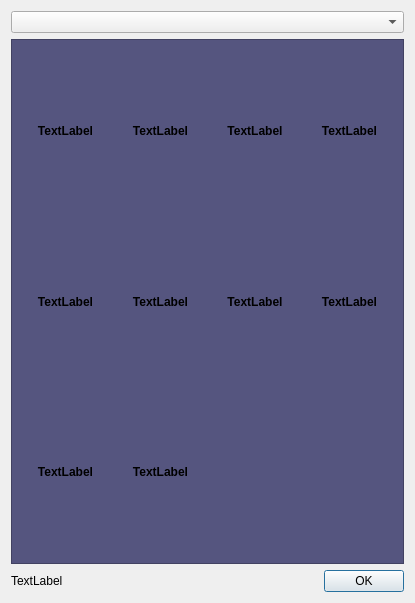
Above: csatelliteevent.ui from PavelMr/skytechx before the change. Below: the same form after it.
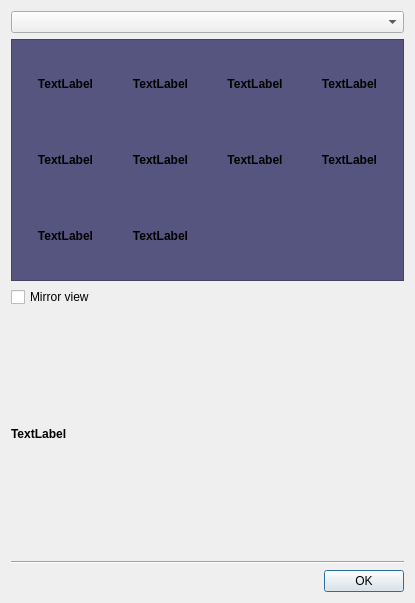
That is the form after the change.

```diff
--- a/csatelliteevent.ui
+++ b/csatelliteevent.ui
@@ -13,7 +13,7 @@
   <property name="windowTitle">
    <string>Satellite chart</string>
   </property>
-  <layout class="QVBoxLayout" name="verticalLayout_2" stretch="0,1,0,0">
+  <layout class="QVBoxLayout" name="verticalLayout_2" stretch="0,1,0,0,0,0,0">
    <item>
     <layout class="QVBoxLayout" name="verticalLayout_4">
      <item>
@@ -221,17 +221,37 @@
      </layout>
     </widget>
    </item>
+   <item>
+    <widget class="QCheckBox" name="checkBox">
+     <property name="text">
+      <string>Mirror view</string>
+     </property>
+    </widget>
+   </item>
+   <item>
+    <widget class="QLabel" name="label_dt">
+     <property name="font">
+      <font>
+       <weight>75</weight>
+       <bold>true</bold>
+      </font>
+     </property>
+     <property name="text">
+      <string>TextLabel</string>
+     </property>
+    </widget>
+   </item>
+   <item>
+    <widget class="Line" name="line">
+     <property name="orientation">
+      <enum>Qt::Horizontal</enum>
+     </property>
+    </widget>
+   </item>
    <item>
     <layout class="QVBoxLayout" name="verticalLayout_3">
      <item>
       <layout class="QHBoxLayout" name="horizontalLayout">
-       <item>
-        <widget class="QLabel" name="label_dt">
-         <property name="text">
-          <string>TextLabel</string>
-         </property>
-        </widget>
-       </item>
        <item>
         <spacer name="horizontalSpacer">
          <property name="orientation">
```
